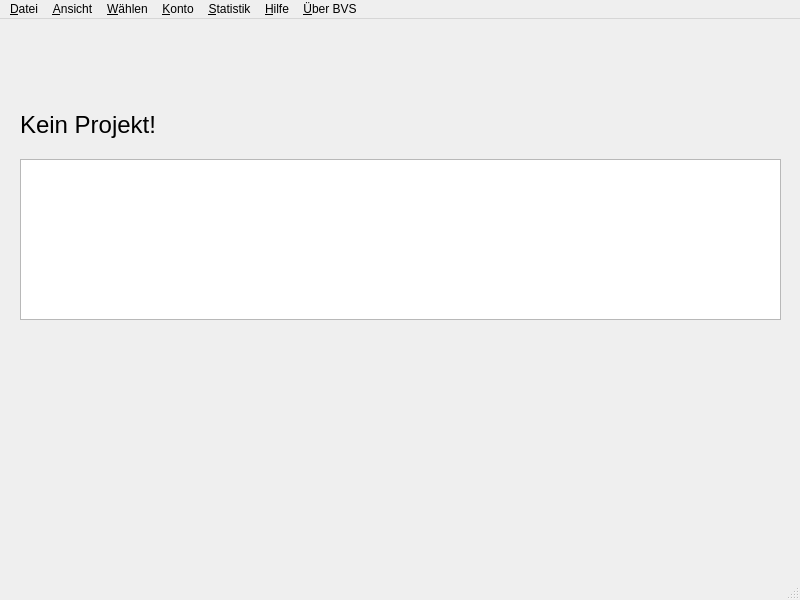
This is bvs_wallet.ui in BlockchainVotingOrganisation/bvs_gui as Qt 5 draws it before an edit. The edited form follows.
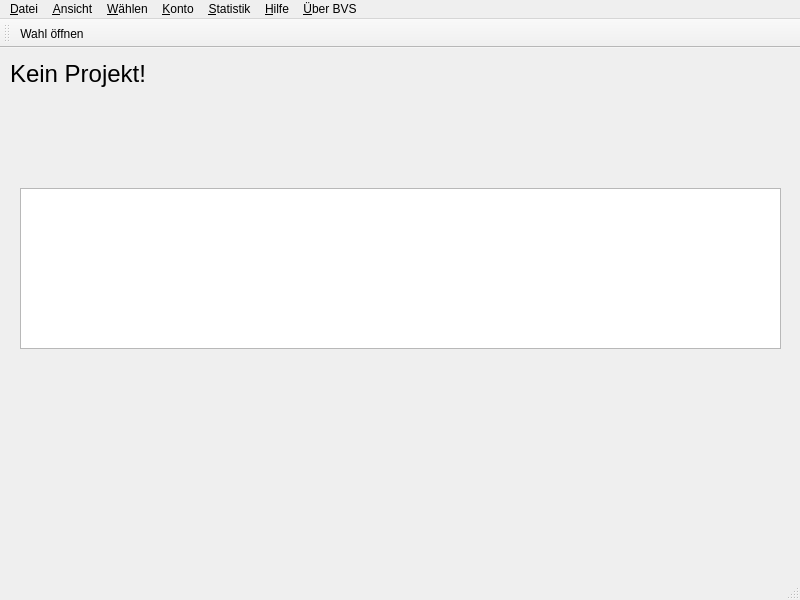
This is the edited form.

The edit to the form file:
```diff
--- a/bvs_wallet.ui
+++ b/bvs_wallet.ui
@@ -17,8 +17,8 @@
    <widget class="QLabel" name="label">
     <property name="geometry">
      <rect>
-      <x>20</x>
-      <y>90</y>
+      <x>10</x>
+      <y>10</y>
       <width>551</width>
       <height>31</height>
      </rect>
@@ -104,6 +104,18 @@
    <addaction name="menu_ber_BVS"/>
   </widget>
   <widget class="QStatusBar" name="statusbar"/>
+  <widget class="QToolBar" name="toolBar">
+   <property name="windowTitle">
+    <string>toolBar</string>
+   </property>
+   <attribute name="toolBarArea">
+    <enum>TopToolBarArea</enum>
+   </attribute>
+   <attribute name="toolBarBreak">
+    <bool>false</bool>
+   </attribute>
+   <addaction name="actionAuswaehlen"/>
+  </widget>
   <action name="action_Beenden">
    <property name="text">
     <string>&amp;Beenden</string>
@@ -129,6 +141,19 @@
     <string>&amp;Ausführen</string>
    </property>
   </action>
+  <action name="actionAuswaehlen">
+   <property name="text">
+    <string>Wahl öffnen</string>
+   </property>
+   <property name="toolTip">
+    <string>Project auswählen</string>
+   </property>
+  </action>
+  <action name="actionNeu">
+   <property name="text">
+    <string>Neu</string>
+   </property>
+  </action>
  </widget>
  <resources/>
  <connections/>
```
Left out of the diff: 6 changed lines with no effect on the pictures.
